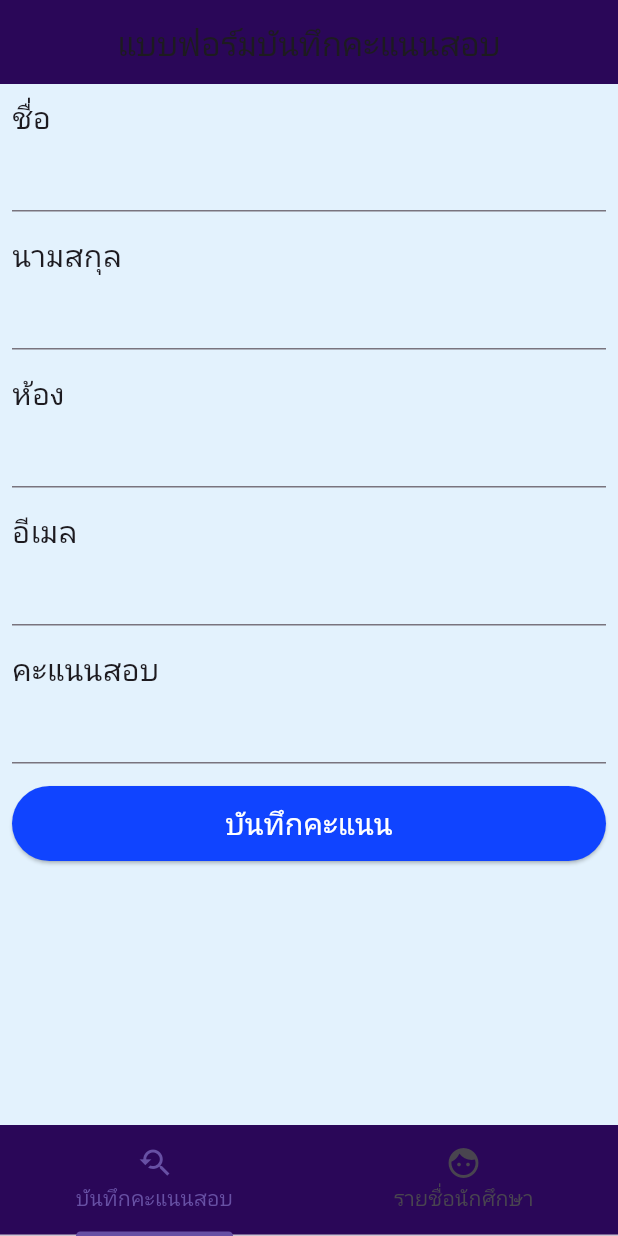
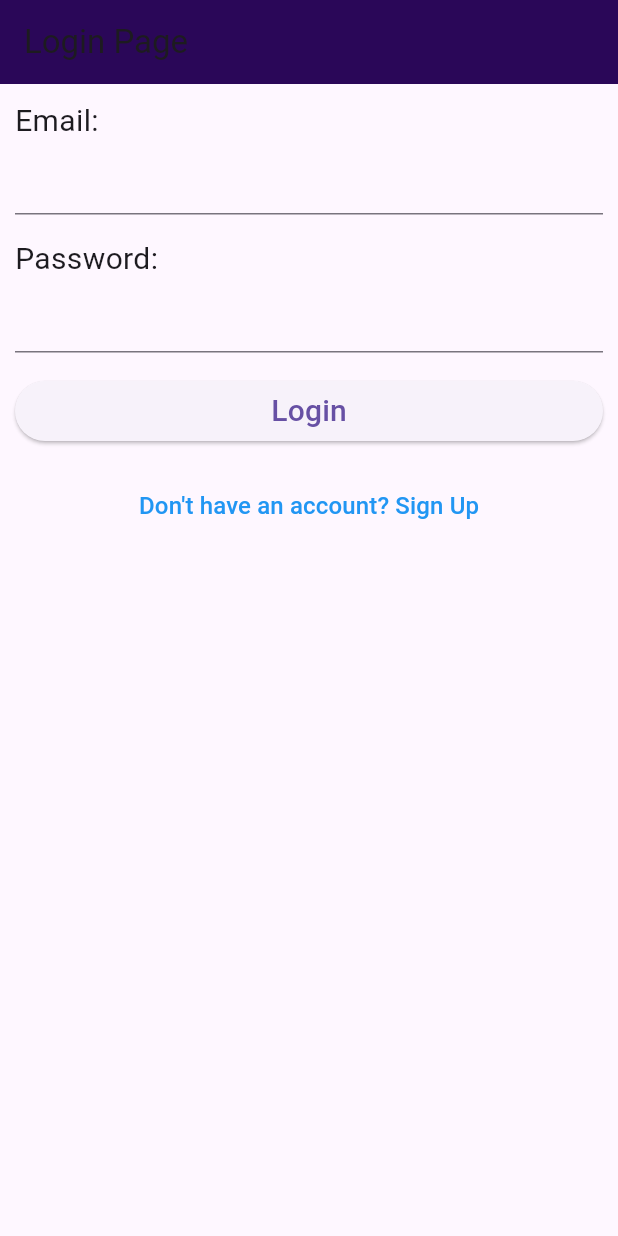
Before and after one commit to MickeyNice325/Workheadkuyfirebase, a Flutter app: the screen it shows after launch, on a phone screen of 412 x 824 dp. Run offline on Flutter 3.47's test engine with Material 3 defaults, Android fonts, the phone set to English and light mode, and no system bars; our stand-ins replace cloud_firestore, firebase_auth, firebase_core, fluttertoast, form_field_validator; accounts and stored records are empty.

Commit message:
17/2/2568

```diff
--- a/lib/main.dart
+++ b/lib/main.dart
@@ -1,6 +1,8 @@
 import 'package:firebase_core/firebase_core.dart';
 import 'package:flutter/material.dart';
-import 'package:flutter_application_1/homepage.dart';
+// import 'package:flutter_application_1/homepage.dart';
+import 'package:flutter_application_1/screen/login.dart';
+// import 'package:flutter_application_1/screen/register2.dart';
 
 void main() async {
   await Firebase.initializeApp(
@@ -28,7 +30,7 @@ class MyApp extends StatelessWidget {
           appBarTheme: AppBarTheme(
         backgroundColor: Color.fromARGB(255, 42, 7, 88),
       )),
-      home: HomePage(),
+      home: LoginScreen(),
     );
   }
 }
--- /dev/null
+++ b/lib/model/profile.dart
@@ -0,0 +1,7 @@
+class Profile {
+  String? email;
+  String? password;
+
+
+  Profile({this.email,this.password});
+}
--- /dev/null
+++ b/lib/screen/login.dart
@@ -0,0 +1,179 @@
+import 'package:firebase_auth/firebase_auth.dart';
+import 'package:firebase_core/firebase_core.dart';
+import 'package:flutter/material.dart';
+import 'package:flutter_application_1/model/profile.dart';
+import 'package:flutter_application_1/screen/home.dart';
+import 'package:flutter_application_1/screen/register2.dart';
+// import 'package:flutter_firebase/screen/home.dart';
+import 'package:fluttertoast/fluttertoast.dart';
+import 'package:form_field_validator/form_field_validator.dart';
+
+class LoginScreen extends StatefulWidget {
+  const LoginScreen({super.key});
+
+  @override
+  State<LoginScreen> createState() => _LoginScreenState();
+}
+
+class _LoginScreenState extends State<LoginScreen> {
+  final formkey = GlobalKey<FormState>();
+  Profile profile = Profile();
+  final Future<FirebaseApp> firebase = Firebase.initializeApp();
+
+  @override
+  Widget build(BuildContext context) {
+    return FutureBuilder(
+        future: firebase,
+        builder: (context, snapshot) {
+          if (snapshot.hasError) {
+            return Scaffold(
+              appBar: AppBar(title: Text("Error")),
+              body: Center(child: Text("${snapshot.error}")),
+            );
+          }
+          if (snapshot.connectionState == ConnectionState.done) {
+            return Scaffold(
+              appBar: AppBar(title: Text("Login Page")),
+              body: Padding(
+                padding: const EdgeInsets.all(10.0),
+                child: Form(
+                  key: formkey,
+                  child: Column(
+                    crossAxisAlignment: CrossAxisAlignment.start,
+                    children: [
+                      Text(
+                        "Email:",
+                        style: TextStyle(fontSize: 20),
+                      ),
+                      TextFormField(
+                        validator: MultiValidator([
+                          EmailValidator(errorText: "รูปแบบอีเมลไม่ถูกต้อง"),
+                          RequiredValidator(errorText: "กรุณากรอกอีเมล")
+                        ]),
+                        keyboardType: TextInputType.emailAddress,
+                        onSaved: (String? email) {
+                          profile.email = email;
+                        },
+                      ),
+                      SizedBox(
+                        height: 15,
+                      ),
+                      Text(
+                        "Password:",
+                        style: TextStyle(fontSize: 20),
+                      ),
+                      TextFormField(
+                        validator:
+                            RequiredValidator(errorText: "กรุณากรอกพาสเวริด"),
+                        obscureText: true,
+                        keyboardType: TextInputType.visiblePassword,
+                        onSaved: (String? password) {
+                          profile.password = password;
+                        },
+                      ),
+                      SizedBox(height: 15),
+                      SizedBox(
+                        width: double.infinity,
+                        child: ElevatedButton(
+                          child: Text(
+                            "Login",
+                            style: TextStyle(fontSize: 20),
+                          ),
+                          onPressed: () async {
+                            if (formkey.currentState!.validate()) {
+                              formkey.currentState?.save();
+                              try {
+                                await FirebaseAuth.instance
+                                    .signInWithEmailAndPassword(
+                                        email: profile.email.toString(),
+                                        password: profile.password.toString())
+                                    .then((value) {
+                                  formkey.currentState!.reset();
+
+                                  Navigator.push(
+                                      context,
+                                      MaterialPageRoute(
+                                        builder: (context) => Homescreen(),
+                                      ));
+
+                                });
+                              } on FirebaseAuthException catch (e) {
+                                //e.code รูปแบบ exception
+                                //e.message ข้อความแสดง error
+                                String message = "";
+                                if (e.code == "email-already-in-use") {
+                                  message =
+                                      "มีอีเมล์ในระบบแล้วโปรดใช้อีเมล์อื่นแทน";
+                                } else if (e.code == "weak-password") {
+                                  message =
+                                      "กรุณาใช้รหัสผ่านที่มีความยาวเกิน 6 ตัวอักษรขึ้นไป";
+                                } else {
+                                  message = e.message!;
+                                }
+                                Fluttertoast.showToast(
+                                    msg: message, gravity: ToastGravity.CENTER);
+                              }
+                            }
+                          },
+                        ),
+                      ),
+                      SizedBox(height: 15), // Add spacing
+                        Center(
+                          child: TextButton(
+                            onPressed: () {
+                              Navigator.push(
+                                context,
+                                MaterialPageRoute(builder: (context) => RegisterScreen1()), // Navigate to SignUpScreen
+                              );
+                            },
+                            child: Text(
+                              "Don't have an account? Sign Up",
+                              style: TextStyle(fontSize: 16, color: Colors.blue),
+                            ),
+                          ),
+                        ),
+                    ],
+                  ),
+                ),
+              ),
+            );
+          }
+          return Scaffold(
+            body: Center(
+              child: CircularProgressIndicator(),
+            ),
+          );
+        });
+  }
+}
+
+class LogoutScreen extends StatelessWidget {
+  //const LogoutScreen({super.key});
+  final auth = FirebaseAuth.instance;
+  @override
+  Widget build(BuildContext context) {
+    return Padding(
+      padding: const EdgeInsets.all(8.0),
+      child: Column(
+        children: [
+          Text("ยินดีต้อนรับ " + auth.currentUser!.email.toString()),
+          Container(
+            child: SizedBox(
+                child: ElevatedButton.icon(
+              icon: Icon(Icons.logout),
+              label: Text("Logout"),
+              onPressed: () {
+                auth.signOut().then((value) {
+                  Navigator.pushReplacement(context,
+                      MaterialPageRoute(builder: (context) {
+                    return Homescreen();
+                  }));
+                });
+              },
+            )),
+          ),
+        ],
+      ),
+    );
+  }
+}
--- a/pubspec.yaml
+++ b/pubspec.yaml
@@ -38,6 +38,8 @@ dependencies:
   form_field_validator: ^1.1.0
   firebase_core: ^2.24.2
   cloud_firestore: ^4.14.0
+  firebase_auth: ^4.16.0
+  fluttertoast: ^8.2.5
 
 dev_dependencies:
   flutter_test:
```
Also changed, not shown: lib/screen/display.dart (+11 -0 lines), lib/screen/formscreen.dart (+31 -1 lines), lib/screen/home.dart (added, +71 -0 lines), lib/screen/register2.dart (added, +135 -0 lines), pubspec.lock, 3 other files.
